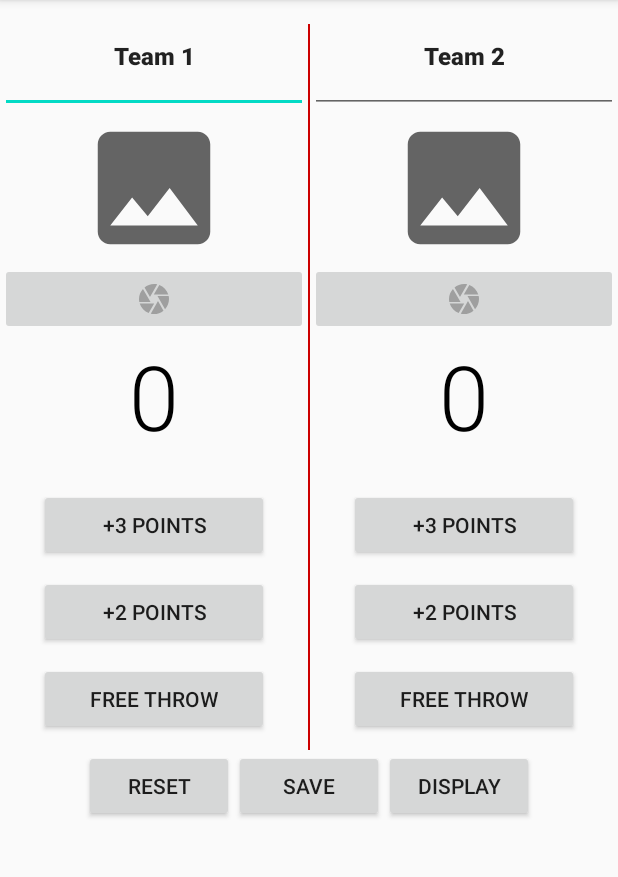
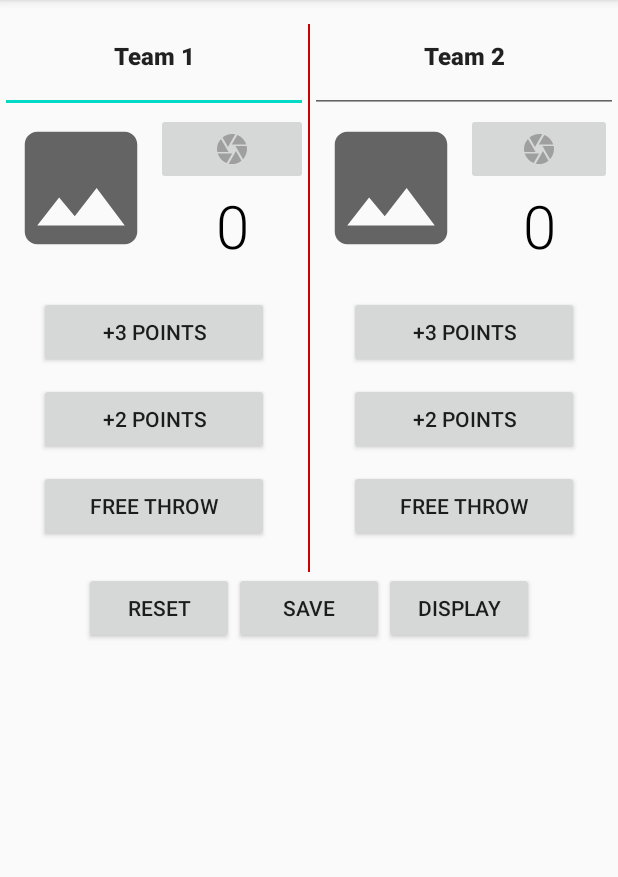
Before and after one commit to Matthew7758/group21_project3, an Android app: the screen it shows after launch (MainActivity), on a phone screen of 412 x 824 dp, the part 84-961 px from its top. Run offline under Robolectric (Android 15) with nearby library versions, the phone set to English and light mode, and no system bars; our stand-ins replace Room's generated code; 1 statement that could not run was skipped.

Commit message:
Edited game_fragment.xml to look nicer. TODO: Exifinterface

```diff
--- a/app/build.gradle
+++ b/app/build.gradle
@@ -43,5 +43,6 @@ dependencies {
     annotationProcessor "androidx.room:room-compiler:2.3.0"
     kapt("androidx.room:room-compiler:2.3.0")
     implementation "androidx.legacy:legacy-support-v4:1.0.0"
+    implementation "androidx.exifinterface:exifinterface:1.3.3"
 }
 apply plugin: 'kotlin-android-extensions'
--- a/app/src/main/res/layout/game_fragment.xml
+++ b/app/src/main/res/layout/game_fragment.xml
@@ -41,12 +41,28 @@
                         android:textSize="16sp" />
                 </LinearLayout>
 
+
+                <LinearLayout
+                    android:layout_width="match_parent"
+                    android:layout_height="wrap_content"
+                    android:orientation="horizontal"
+                    android:layout_marginBottom="20dp"
+                    android:layout_marginStart="4dp"
+
+                    >
+
                     <ImageView
                         android:id="@+id/team1Image"
-                    android:layout_width="match_parent"
+                        android:layout_width="100dp"
                         android:layout_height="100dp"
+                        android:scaleType="centerCrop"
                         android:contentDescription="@string/team1Name"
                         android:src="@drawable/ic_baseline_image_24" />
+
+                    <LinearLayout
+                        android:layout_width="match_parent"
+                        android:layout_height="wrap_content"
+                        android:orientation="vertical">
 
                         <ImageButton
                             android:id="@+id/team1ImageBtn"
@@ -62,10 +78,12 @@
                             android:layout_height="wrap_content"
                             android:fontFamily="sans-serif-light"
                             android:gravity="center"
-                    android:paddingBottom="22dp"
                             android:text="@string/ZeroScore"
                             android:textColor="#000000"
-                    android:textSize="60sp" />
+                            android:textSize="40sp" />
+                    </LinearLayout>
+
+                </LinearLayout>
 
                 <Button
                     android:id="@+id/threeTeam1"
@@ -91,7 +109,7 @@
                     android:layout_height="wrap_content"
                     android:layout_marginLeft="26dp"
                     android:layout_marginRight="26dp"
-                    android:layout_marginBottom="10dp"
+                    android:layout_marginBottom="20dp"
                     android:text="@string/freeThrow" />
             </LinearLayout>
 
@@ -124,14 +142,24 @@
                         android:textAlignment="center"
                         android:textSize="16sp" />
                 </LinearLayout>
-
+                <LinearLayout
+                    android:layout_width="match_parent"
+                    android:layout_height="wrap_content"
+                    android:orientation="horizontal"
+                    android:layout_marginEnd="4dp"
+                    android:layout_marginBottom="20dp">
                     <ImageView
                         android:id="@+id/team2Image"
-                    android:layout_width="match_parent"
+                        android:layout_marginStart="4dp"
+                        android:layout_width="100dp"
                         android:layout_height="100dp"
+                        android:scaleType="centerCrop"
                         android:contentDescription="@string/team1Name"
                         android:src="@drawable/ic_baseline_image_24" />
-
+                    <LinearLayout
+                        android:layout_width="match_parent"
+                        android:layout_height="wrap_content"
+                        android:orientation="vertical">
                         <ImageButton
                             android:id="@+id/team2ImageBtn"
                             android:layout_width="match_parent"
@@ -139,17 +167,21 @@
                             android:minHeight="48dp"
                             android:src="@drawable/ic_baseline_camera_24"
                             tools:ignore="SpeakableTextPresentCheck" />
-
                         <TextView
                             android:id="@+id/team2Score"
                             android:layout_width="match_parent"
                             android:layout_height="wrap_content"
                             android:fontFamily="sans-serif-light"
                             android:gravity="center"
-                    android:paddingBottom="22dp"
                             android:text="@string/ZeroScore"
                             android:textColor="#000000"
-                    android:textSize="60sp" />
+                            android:textSize="40sp" />
+                    </LinearLayout>
+
+                </LinearLayout>
+
+
+
 
                 <Button
                     android:id="@+id/threeTeam2"
@@ -175,7 +207,7 @@
                     android:layout_height="wrap_content"
                     android:layout_marginLeft="26dp"
                     android:layout_marginRight="26dp"
-                    android:layout_marginBottom="10dp"
+                    android:layout_marginBottom="20dp"
                     android:text="@string/freeThrow" />
             </LinearLayout>
         </LinearLayout>
```
Lines whose indentation alone changed are shown as unchanged.
